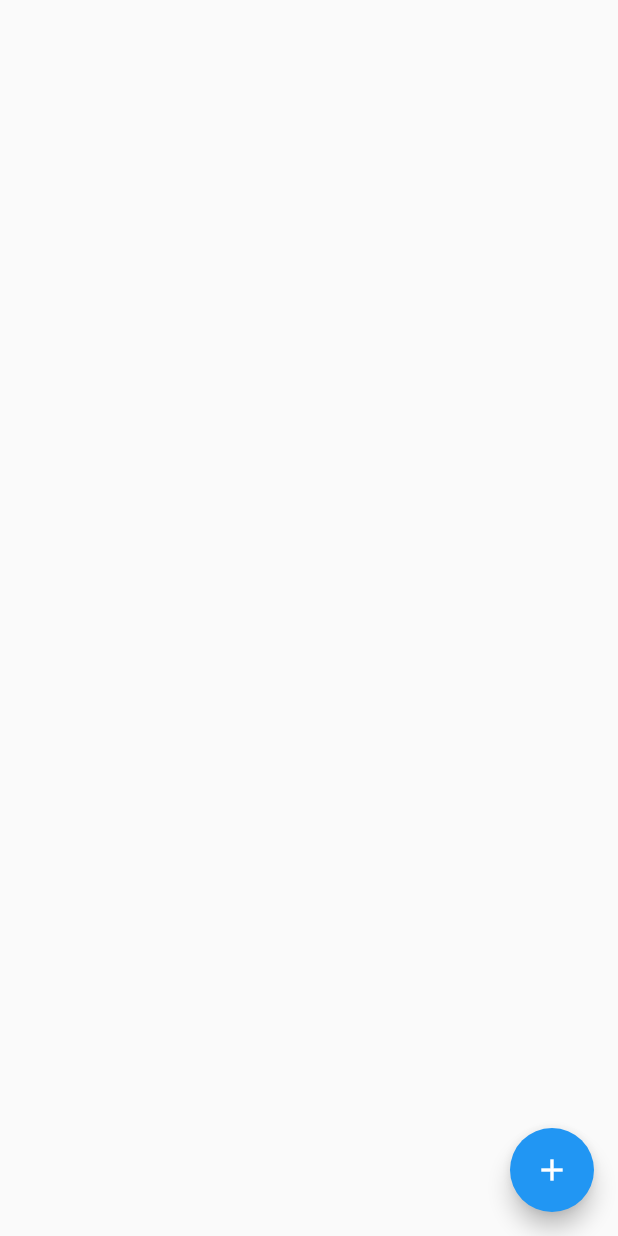
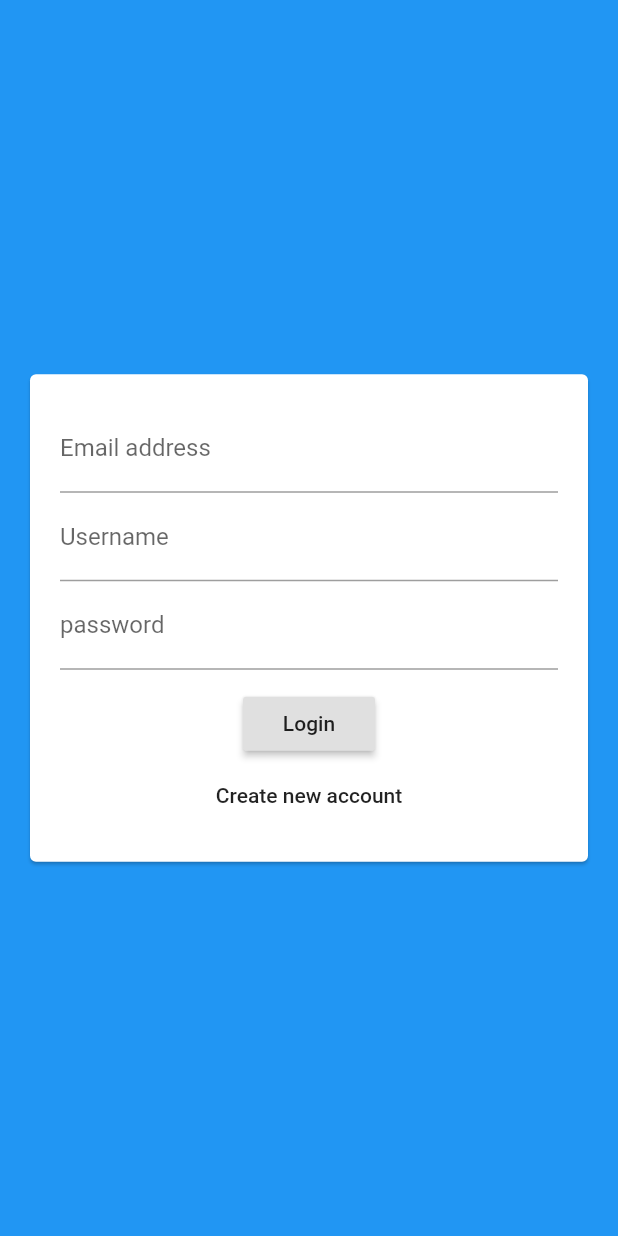
Before and after one commit to nicoproto/chat_flutter_app, a Flutter app: the screen it shows after launch, on a phone screen of 412 x 824 dp. Run offline on Flutter 3.47's test engine with Material 2 defaults, Android fonts, the light colour scheme and no system bars; our stand-ins replace cloud_firestore; accounts and stored records are empty.

Commit message:
Adding basic Auth Screen

```diff
--- a/lib/main.dart
+++ b/lib/main.dart
@@ -1,6 +1,7 @@
 import 'package:flutter/material.dart';
 
-import '../screens/chat_screen.dart';
+import '../screens/auth_screen.dart';
+// import '../screens/chat_screen.dart';
 
 void main() => runApp(MyApp());
 
@@ -13,7 +14,7 @@
       theme: ThemeData(
         primarySwatch: Colors.blue,
       ),
-      home: ChatScreen(),
+      home: AuthScreen(),
     );
   }
 }
--- a/lib/screens/auth_screen.dart
+++ b/lib/screens/auth_screen.dart
@@ -0,0 +1,18 @@
+import 'package:flutter/material.dart';
+
+import '../widgets/auth_form.dart';
+
+class AuthScreen extends StatefulWidget {
+  @override
+  _AuthScreenState createState() => _AuthScreenState();
+}
+
+class _AuthScreenState extends State<AuthScreen> {
+  @override
+  Widget build(BuildContext context) {
+    return Scaffold(
+      backgroundColor: Theme.of(context).primaryColor,
+      body: AuthForm(),
+    );
+  }
+}
--- /dev/null
+++ b/lib/widgets/auth_form.dart
@@ -0,0 +1,60 @@
+import 'package:flutter/material.dart';
+import 'package:flutter/services.dart';
+
+class AuthForm extends StatefulWidget {
+  @override
+  _AuthFormState createState() => _AuthFormState();
+}
+
+class _AuthFormState extends State<AuthForm> {
+  @override
+  Widget build(BuildContext context) {
+    return Center(
+        child: Card(
+          margin: EdgeInsets.all(20),
+          child: SingleChildScrollView(
+            child: Padding(
+              padding: EdgeInsets.all(20),
+              child: Form(
+                child: Column(
+                  mainAxisSize: MainAxisSize.min,
+                  children: <Widget>[
+                    TextFormField(
+                      keyboardType: TextInputType.emailAddress,
+                      decoration: InputDecoration(
+                        labelText: 'Email address',
+                      ),
+                    ),
+                    TextFormField(
+                      decoration: InputDecoration(
+                        labelText: 'Username',
+                      ),
+                    ),
+                    TextFormField(
+                      decoration: InputDecoration(
+                        labelText: 'password',
+                      ),
+                      obscureText: true,
+                    ),
+                    SizedBox(height: 12,),
+                    RaisedButton(
+                      child: Text('Login'),
+                      onPressed: () {
+                        // ...
+                      }
+                    ),
+                    FlatButton(
+                      onPressed: () {
+                        // ...
+                      },
+                      child: Text('Create new account'),
+                    )
+                  ],
+                ),
+              ),
+            ),
+          ),
+        ),
+      );
+  }
+}
```
